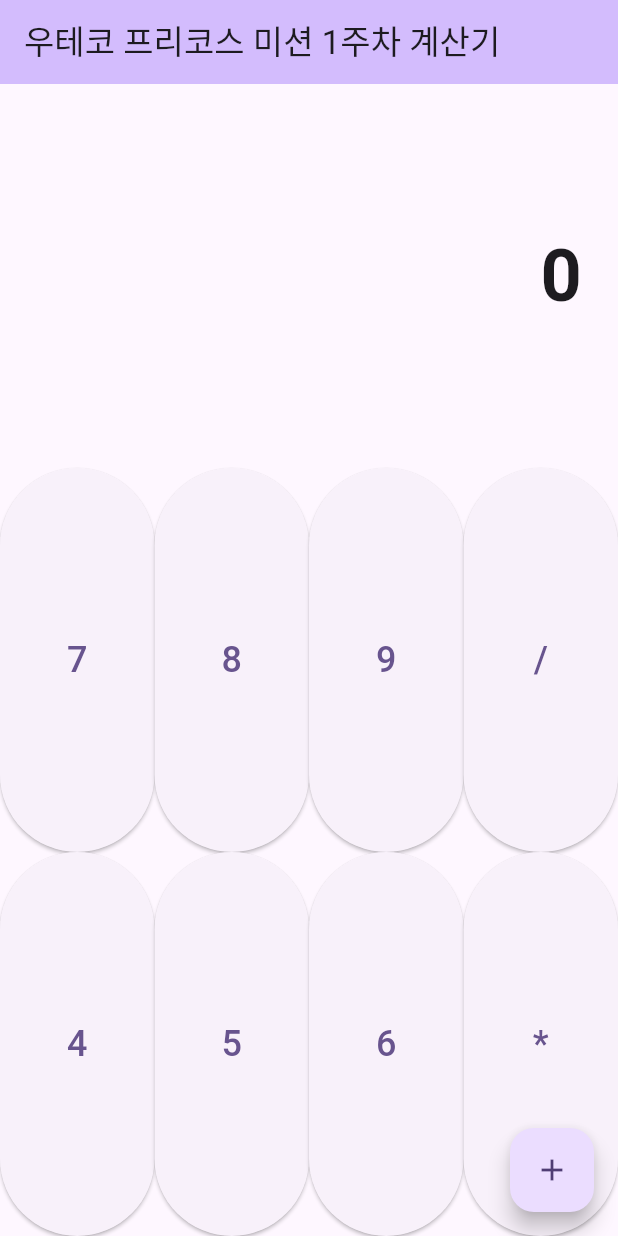
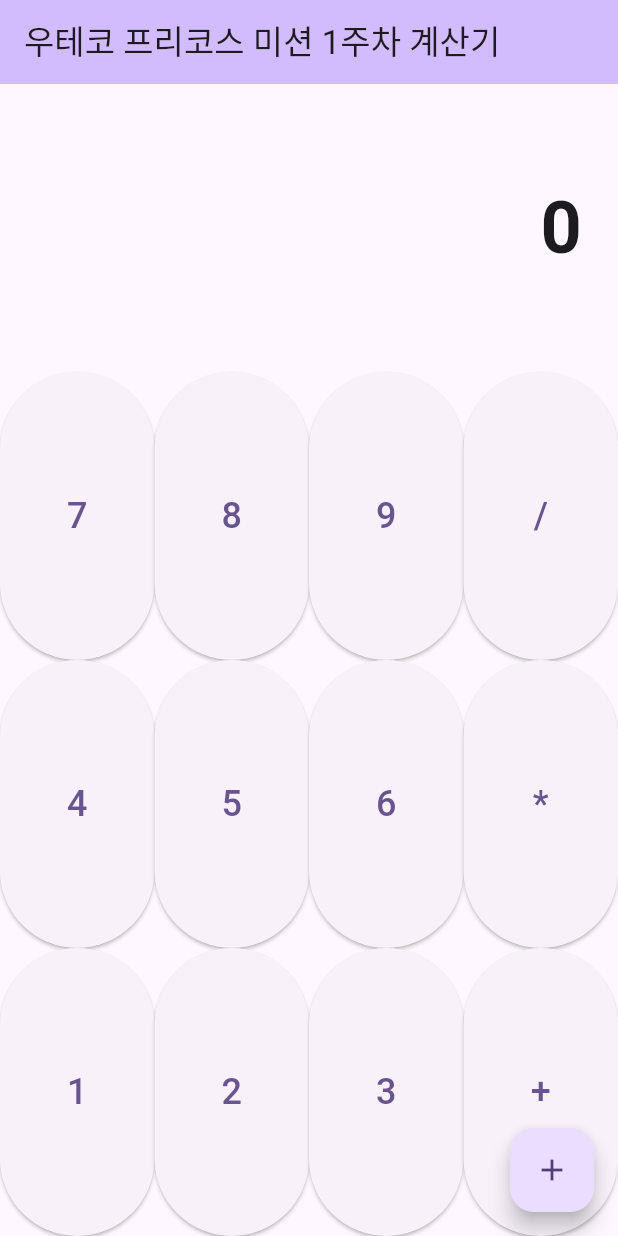
Before and after one commit to princebyun/flutter-calculator-8, a Flutter app: the screen it shows after launch, on a phone screen of 412 x 824 dp. Run offline on Flutter 3.47's test engine with Material 3 defaults, Android fonts, the phone set to English and light mode, and no system bars.

Commit message:
design : 계산기 UI 제작중2

```diff
--- a/lib/main.dart
+++ b/lib/main.dart
@@ -145,6 +145,50 @@ class _MyHomePageState extends State<MyHomePage> {
               ],
             ),
           ),
+          Expanded(
+            flex: 1,
+            child: Row(
+              crossAxisAlignment: CrossAxisAlignment.stretch,
+              children: <Widget>[
+                Expanded(
+                  flex: 1,
+                  child: ElevatedButton(
+                    onPressed: () {
+                      print('1 pressed');
+                    },
+                    child: Text('1', style: TextStyle(fontSize: 24)),
+                  ),
+                ),
+                Expanded(
+                  flex: 1,
+                  child: ElevatedButton(
+                    onPressed: () {
+                      print('2 pressed');
+                    },
+                    child: Text('2', style: TextStyle(fontSize: 24)),
+                  ),
+                ),
+                Expanded(
+                  flex: 1,
+                  child: ElevatedButton(
+                    onPressed: () {
+                      print('3 pressed');
+                    },
+                    child: Text('3', style: TextStyle(fontSize: 24)),
+                  ),
+                ),
+                Expanded(
+                  flex: 1,
+                  child: ElevatedButton(
+                    onPressed: () {
+                      print('+ pressed');
+                    },
+                    child: Text('+', style: TextStyle(fontSize: 24)),
+                  ),
+                ),
+              ],
+            ),
+          ),
         ],
       ),
       floatingActionButton: FloatingActionButton(
```
